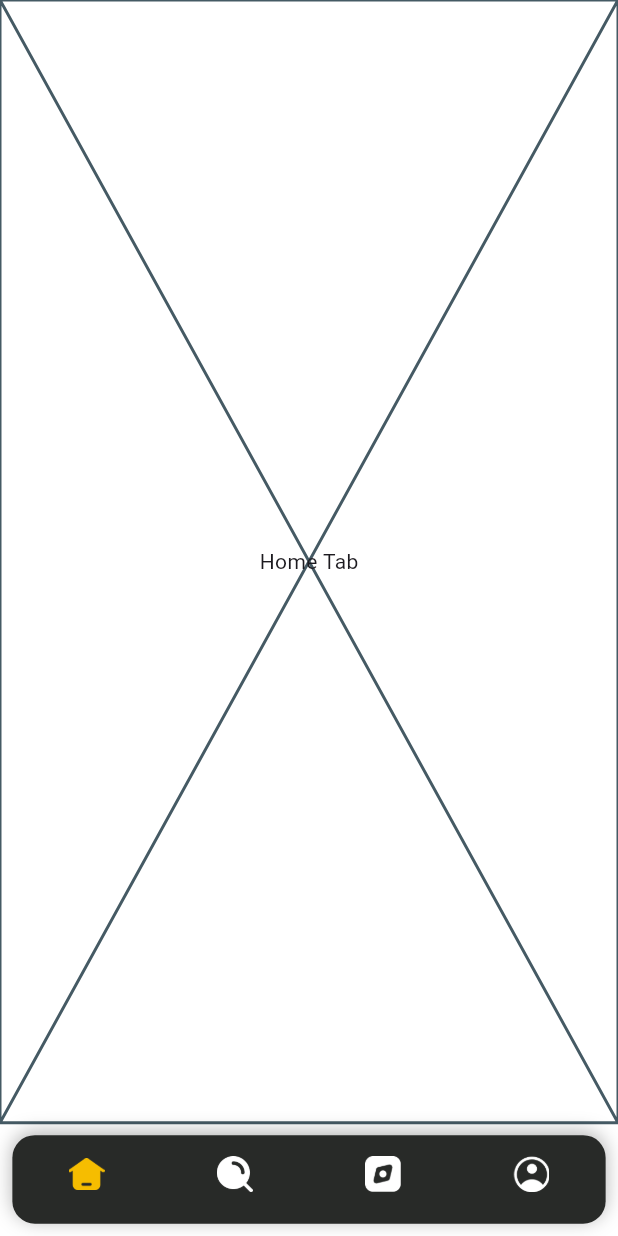
After one commit to Zahira-Hamza/movies_app, a Flutter app: the screen it shows after launch, on a phone screen of 412 x 824 dp. The commit adds this screen. Run offline on Flutter 3.47's test engine with Material 3 defaults, Android fonts, the phone set to English and light mode, and no system bars; our stand-ins replace carousel_slider, flutter_svg, google_fonts, toggle_switch.

Commit message:
feat: add bottom nav bar and tabs files

```diff
--- a/lib/core/constants/styles/app_assets.dart
+++ b/lib/core/constants/styles/app_assets.dart
@@ -14,4 +14,16 @@ class AppAssets {
   static const String avatar7 = 'assets/images/avatars/avatar7.png';
   static const String avatar8 = 'assets/images/avatars/avatar8.png';
   static const String avatar9 = 'assets/images/avatars/avatar9.png';
+  static const String homeTab = 'assets/images/icons/home_tab.png';
+  static const String homeTabSelected =
+      'assets/images/icons/home_tab_selected.png';
+  static const String searchTab = 'assets/images/icons/search_tab.png';
+  static const String searchTabSelected =
+      'assets/images/icons/search_tab_selected.png';
+  static const String browseTab = 'assets/images/icons/browse_tab.png';
+  static const String browseTabSelected =
+      'assets/images/icons/browse_tab_selected.png';
+  static const String profileTab = 'assets/images/icons/profile_tab.png';
+  static const String profileTabSelected =
+      'assets/images/icons/profile_tab_selected.png';
 }
--- a/lib/core/constants/styles/app_theme.dart
+++ b/lib/core/constants/styles/app_theme.dart
@@ -4,7 +4,8 @@ import 'package:movies_app/core/constants/styles/app_styles.dart';
 
 class AppTheme {
   static ThemeData appTheme = ThemeData(
-    scaffoldBackgroundColor: AppColors.blackPrimaryColor,
+    // scaffoldBackgroundColor: AppColors.blackPrimaryColor,
+    scaffoldBackgroundColor: AppColors.white,
     appBarTheme: AppBarTheme(
         backgroundColor: AppColors.blackPrimaryColor,
         foregroundColor: AppColors.yellowPrimaryColor,
--- a/lib/core/routes/app_routes.dart
+++ b/lib/core/routes/app_routes.dart
@@ -3,4 +3,5 @@ class AppRoutes {
   static const String registerRoute = "register_screen";
   static const String loginRoute = "login_screen";
   static const String forgetPasswordRoute = "forget_screen";
+  static const String bottomNavBarRoute = "bottom_nav_bar";
 }
--- a/lib/main.dart
+++ b/lib/main.dart
@@ -2,6 +2,7 @@ import 'package:flutter/material.dart';
 import 'package:movies_app/core/constants/styles/app_theme.dart';
 import 'package:movies_app/l10n/app_localizations.dart';
 import 'package:movies_app/view/screens/auth/register_screen.dart';
+import 'package:movies_app/view/screens/home/bottom_nav_bar.dart';
 import 'package:movies_app/view/screens/onboarding/onboarding_screen.dart';
 
 import 'core/routes/app_routes.dart';
@@ -18,15 +19,16 @@ class MoviesApp extends StatelessWidget {
   Widget build(BuildContext context) {
     return MaterialApp(
       debugShowCheckedModeBanner: false,
-      initialRoute: AppRoutes.onBoardingRoute,
+      initialRoute: AppRoutes.bottomNavBarRoute,
       theme: AppTheme.appTheme,
       routes: {
         AppRoutes.onBoardingRoute: (context) => OnboardingScreen(),
         AppRoutes.registerRoute: (context) => RegisterScreen(),
         // AppRoutes.loginRoute: (context) => LoginScreen(),
         AppRoutes.forgetPasswordRoute: (context) => ForgetPassword(),
+        AppRoutes.bottomNavBarRoute: (context) => BottomNavBar(),
       },
-      locale: Locale('ar'),
+      locale: Locale('en'),
       localizationsDelegates: AppLocalizations.localizationsDelegates,
       supportedLocales: AppLocalizations.supportedLocales,
     );
--- /dev/null
+++ b/lib/view/screens/home/bottom_nav_bar.dart
@@ -0,0 +1,107 @@
+import 'package:flutter/material.dart';
+import 'package:movies_app/view/screens/home/tabs/browse/browse_tab.dart';
+import 'package:movies_app/view/screens/home/tabs/home/home_tab.dart';
+import 'package:movies_app/view/screens/home/tabs/profile/profile_tab.dart';
+import 'package:movies_app/view/screens/home/tabs/search/search_tab.dart';
+
+import '../../../core/constants/styles/app_assets.dart';
+import '../../../core/constants/styles/app_colors.dart';
+
+class BottomNavBar extends StatefulWidget {
+  const BottomNavBar({super.key});
+
+  @override
+  State<BottomNavBar> createState() => _BottomNavBarState();
+}
+
+class _BottomNavBarState extends State<BottomNavBar> {
+  int selectedIndex = 0;
+
+  @override
+  Widget build(BuildContext context) {
+    var screenWidth = MediaQuery.of(context).size.width;
+    var screenHeight = MediaQuery.of(context).size.height;
+    List<Widget> tabs = [
+      const HomeTab(),
+      const SearchTab(),
+      const BrowseTab(),
+      const ProfileTab(),
+    ];
+
+    return Scaffold(
+      body: tabs[selectedIndex],
+      bottomNavigationBar: Padding(
+        padding: EdgeInsets.symmetric(
+            horizontal: screenWidth * 0.02, vertical: screenHeight * 0.01),
+        child: Container(
+          decoration: BoxDecoration(
+            color: AppColors.grey,
+            borderRadius: BorderRadius.circular(15),
+            boxShadow: [
+              BoxShadow(
+                color: Colors.black.withOpacity(0.3),
+                blurRadius: 10,
+                offset: const Offset(0, -2),
+              ),
+            ],
+          ),
+          child: BottomNavigationBar(
+            currentIndex: selectedIndex,
+            onTap: (index) {
+              setState(() {
+                selectedIndex = index;
+              });
+            },
+            type: BottomNavigationBarType.fixed,
+            backgroundColor: Colors.transparent,
+            elevation: 0,
+            showSelectedLabels: false, // No labels
+            showUnselectedLabels: false, // No labels
+            items: [
+              _buildBottomNavigationBarItem(
+                index: 0,
+                unselectedIconName: AppAssets.homeTab,
+                selectedIconName: AppAssets.homeTabSelected,
+              ),
+              _buildBottomNavigationBarItem(
+                index: 1,
+                unselectedIconName: AppAssets.searchTab,
+                selectedIconName: AppAssets.searchTabSelected,
+              ),
+              _buildBottomNavigationBarItem(
+                index: 2,
+                unselectedIconName: AppAssets.browseTab,
+                selectedIconName: AppAssets.browseTabSelected,
+              ),
+              _buildBottomNavigationBarItem(
+                index: 3,
+                unselectedIconName: AppAssets.profileTab,
+                selectedIconName: AppAssets.profileTab,
+              ),
+            ],
+          ),
+        ),
+      ),
+    );
+  }
+
+  BottomNavigationBarItem _buildBottomNavigationBarItem({
+    required String unselectedIconName,
+    required String selectedIconName,
+    required int index,
+  }) {
+    return BottomNavigationBarItem(
+      icon: ImageIcon(
+        AssetImage(unselectedIconName),
+        color: selectedIndex == index
+            ? AppColors.yellowPrimaryColor
+            : AppColors.white,
+      ),
+      activeIcon: ImageIcon(
+        AssetImage(selectedIconName),
+        color: AppColors.yellowPrimaryColor,
+      ),
+      label: '', // Empty label
+    );
+  }
+}
--- /dev/null
+++ b/lib/view/screens/home/tabs/browse/browse_tab.dart
@@ -0,0 +1,12 @@
+import 'package:flutter/material.dart';
+
+class BrowseTab extends StatelessWidget {
+  const BrowseTab({super.key});
+
+  @override
+  Widget build(BuildContext context) {
+    return const Placeholder(
+      child: Center(child: Text("Browse Tab")),
+    );
+  }
+}
--- /dev/null
+++ b/lib/view/screens/home/tabs/home/home_tab.dart
@@ -0,0 +1,12 @@
+import 'package:flutter/material.dart';
+
+class HomeTab extends StatelessWidget {
+  const HomeTab({super.key});
+
+  @override
+  Widget build(BuildContext context) {
+    return const Placeholder(
+      child: Center(child: Text("Home Tab")),
+    );
+  }
+}
--- /dev/null
+++ b/lib/view/screens/home/tabs/profile/profile_tab.dart
@@ -0,0 +1,12 @@
+import 'package:flutter/material.dart';
+
+class ProfileTab extends StatelessWidget {
+  const ProfileTab({super.key});
+
+  @override
+  Widget build(BuildContext context) {
+    return const Placeholder(
+      child: Center(child: Text("Profile Tab")),
+    );
+  }
+}
--- /dev/null
+++ b/lib/view/screens/home/tabs/search/search_tab.dart
@@ -0,0 +1,12 @@
+import 'package:flutter/material.dart';
+
+class SearchTab extends StatelessWidget {
+  const SearchTab({super.key});
+
+  @override
+  Widget build(BuildContext context) {
+    return const Placeholder(
+      child: Center(child: Text("Search Tab")),
+    );
+  }
+}
--- a/pubspec.yaml
+++ b/pubspec.yaml
@@ -42,7 +42,7 @@ dependencies:
 
   toggle_switch: ^2.3.0
   carousel_slider: ^5.1.1
-  intl: ^0.20.2
+  intl: ^0.19.0
 
 dev_dependencies:
   flutter_test:
```
Also changed, not shown: assets/images/icons/Profile_tab_selected.png (added), assets/images/icons/browse_tab.png (added), assets/images/icons/browse_tab_selected.png (added), assets/images/icons/home_tab.png (added), assets/images/icons/home_tab_selected.png (added), assets/images/icons/profile_tab.png (added), assets/images/icons/search_tab.png (added), assets/images/icons/search_tab_selected.png (added), pubspec.lock.
